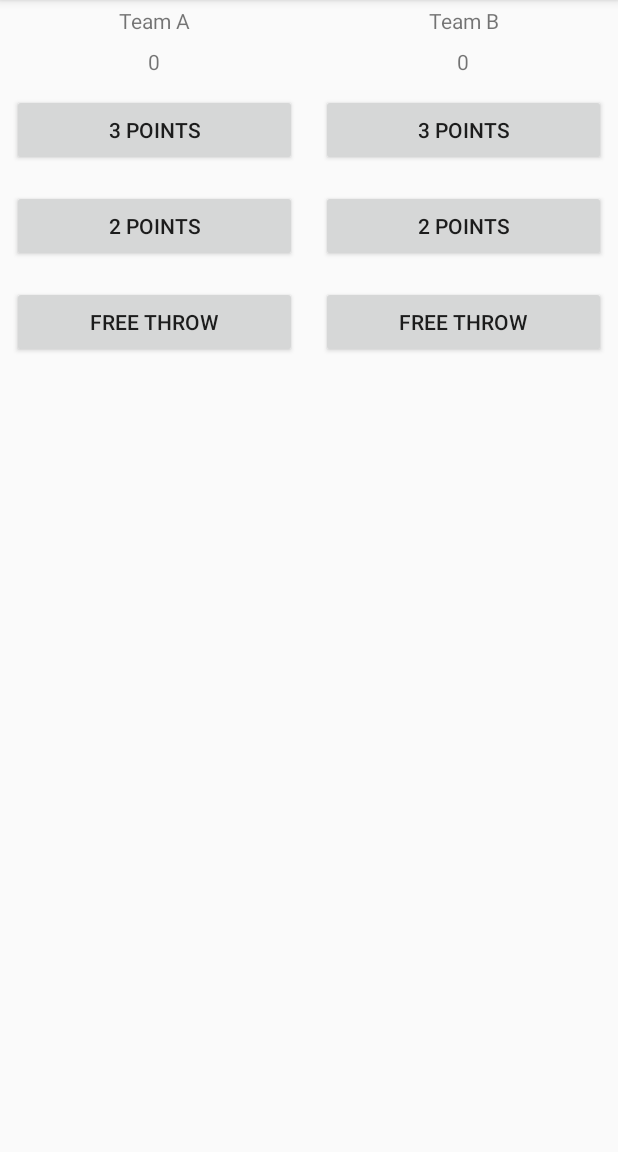
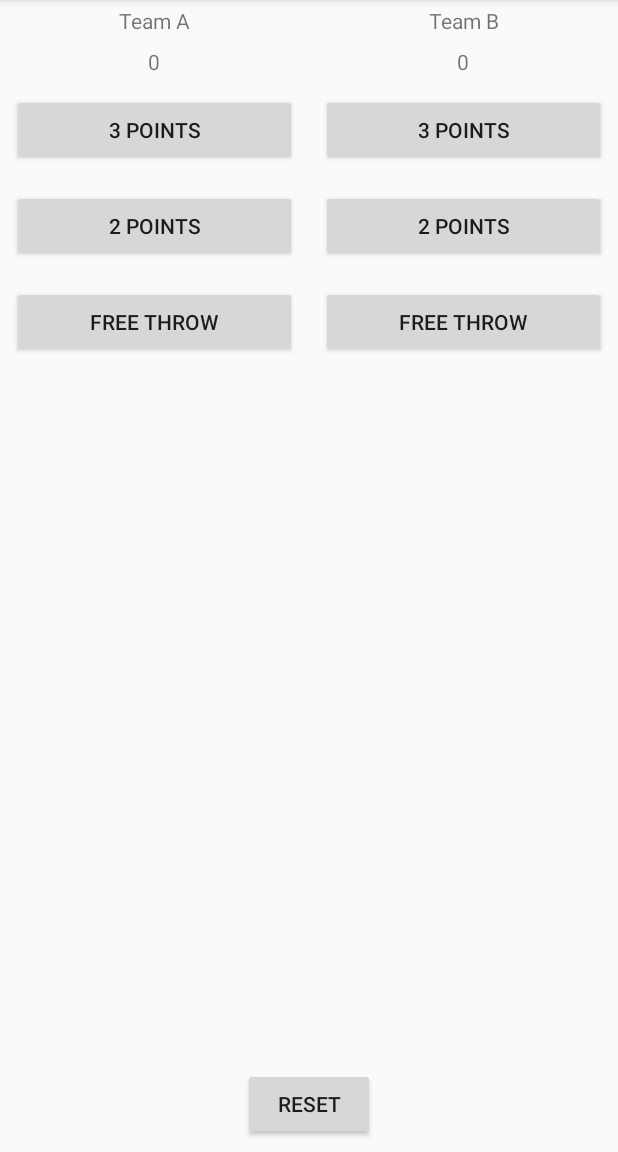
Before and after one commit to aviralsharma021/CourtCounter, an Android app: the screen it shows after launch (MainActivity), on a phone screen of 412 x 824 dp, the part 84-1236 px from its top. Run offline under Robolectric (Android 15) with nearby library versions, the phone set to English and light mode, and no system bars.

Commit message:
creation_of_reset_button

```diff
--- a/app/src/main/java/com/example/android/courtcounter/MainActivity.java
+++ b/app/src/main/java/com/example/android/courtcounter/MainActivity.java
@@ -15,33 +15,47 @@ public class MainActivity extends AppCompatActivity {
         setContentView(R.layout.activity_main);
     }
 
+    /** To increase the score of the Team by 2**/
     public void Aincrement2(View view){
         scoreOfA+=2;
         displayforTeamA(scoreOfA);
     }
 
+    /** To increase the score of the Team by 3**/
     public void Aincrement3(View view){
         scoreOfA+=3;
         displayforTeamA(scoreOfA);
     }
 
+    /** To increase the score of the Team by 1**/
     public void Afreethrow(View view){
         scoreOfA++;
         displayforTeamA(scoreOfA);
     }
 
+    /** To increase the score of the Team by 2**/
     public void Bincrement2(View view){
         scoreOfB+=2;
         displayforTeamB(scoreOfB);
     }
 
+    /** To increase the score of the Team by 3**/
     public void Bincrement3(View view){
         scoreOfB+=3;
         displayforTeamB(scoreOfB);
     }
 
+    /** To increase the score of the Team by 1**/
     public void Bfreethrow(View view){
         scoreOfB++;
+        displayforTeamB(scoreOfB);
+    }
+
+    /** Reset the values for the next match**/
+    public void Reset(View view){
+        scoreOfA=0;
+        scoreOfB=0;
+        displayforTeamA(scoreOfA);
         displayforTeamB(scoreOfB);
     }
 
--- a/app/src/main/res/layout/activity_main.xml
+++ b/app/src/main/res/layout/activity_main.xml
@@ -10,11 +10,12 @@
     <LinearLayout
         android:layout_width="match_parent"
         android:layout_height="match_parent"
-        android:orientation="horizontal">
+        android:orientation="horizontal"
+        android:layout_weight="4">
 
         <LinearLayout
             android:layout_width="match_parent"
-            android:layout_height="match_parent"
+            android:layout_height="wrap_content"
             android:orientation="vertical"
             android:layout_weight="2">
 
@@ -60,7 +61,7 @@
 
         <LinearLayout
             android:layout_width="match_parent"
-            android:layout_height="match_parent"
+            android:layout_height="wrap_content"
             android:orientation="vertical"
             android:layout_weight="2">
 
@@ -106,6 +107,13 @@
         </LinearLayout>
 
     </LinearLayout>
+    <Button
+        android:layout_width="wrap_content"
+        android:layout_height="wrap_content"
+        android:text="Reset"
+        android:layout_margin="8dp"
+        android:layout_gravity="center"
+        android:onClick="Reset"/>
 
 
 </LinearLayout>
```
